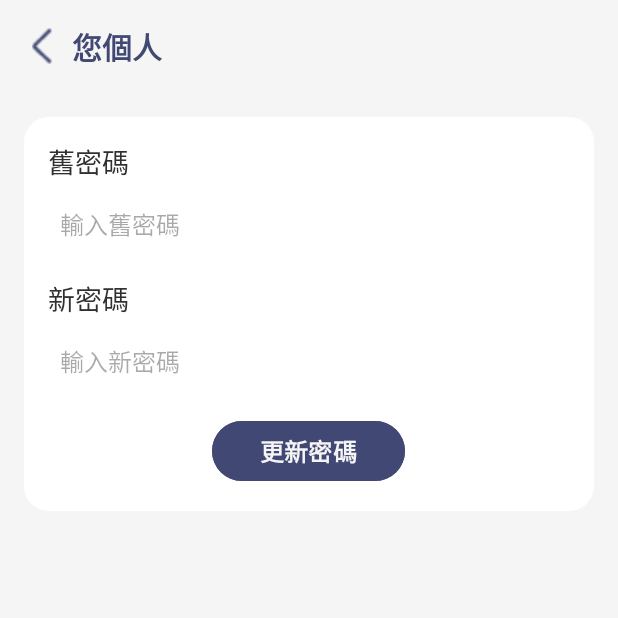
After one commit to DlsuMtStyle/HeartPoint, an Android app: the EditPasswordActivity screen opened directly, with no data from a screen before it, on a phone screen of 412 x 824 dp, the top half of it. The commit adds this screen. Run offline under Robolectric (Android 15) with nearby library versions, the phone set to English and light mode, and no system bars; our stand-ins replace Firebase (no records; nobody signed in at launch, a user with empty details on screens opened directly).

Commit message:
您個人的使用者修改功能、很多有的沒的小改、FragmentStore.kt 要重做

```diff
--- a/app/src/main/AndroidManifest.xml
+++ b/app/src/main/AndroidManifest.xml
@@ -9,6 +9,12 @@
         android:roundIcon="@mipmap/ic_launcher_round"
         android:supportsRtl="true"
         android:theme="@style/Theme.HeartPoint">
+        <activity
+            android:name=".EditPasswordActivity"
+            android:exported="false" />
+        <activity
+            android:name=".EditEmailActivity"
+            android:exported="false" />
         <activity
             android:name=".EditUserInfoActivity"
             android:exported="false" />
--- /dev/null
+++ b/app/src/main/java/com/example/heartpoint/EditPasswordActivity.kt
@@ -0,0 +1,103 @@
+package com.example.heartpoint
+
+import android.os.Bundle
+import android.widget.Button
+import android.widget.EditText
+import android.widget.ImageView
+import android.widget.Toast
+import androidx.appcompat.app.AppCompatActivity
+import com.google.firebase.auth.EmailAuthProvider
+import com.google.firebase.auth.FirebaseAuth
+import com.google.firebase.auth.FirebaseUser
+
+class EditPasswordActivity : AppCompatActivity() {
+
+    private lateinit var etOldPassword: EditText
+    private lateinit var etNewPassword: EditText
+    private lateinit var btnUpdatePassword: Button
+
+    // 取得 FirebaseAuth 實例
+    private val auth: FirebaseAuth = FirebaseAuth.getInstance()
+
+    override fun onCreate(savedInstanceState: Bundle?) {
+        super.onCreate(savedInstanceState)
+        setContentView(R.layout.activity_edit_password)
+
+        val btnBack: ImageView = findViewById(R.id.btn_back)
+        btnBack.setOnClickListener {
+            finish() // 返回到上一頁
+        }
+
+        etOldPassword = findViewById(R.id.et_old_password)
+        etNewPassword = findViewById(R.id.et_new_password)
+        btnUpdatePassword = findViewById(R.id.btn_update_password)
+
+        // 點擊「更新密碼」按鈕
+        btnUpdatePassword.setOnClickListener {
+            val oldPassword = etOldPassword.text.toString()
+            val newPassword = etNewPassword.text.toString()
+
+            if (oldPassword.isEmpty()) {
+                Toast.makeText(this, "請輸入舊密碼", Toast.LENGTH_SHORT).show()
+                return@setOnClickListener
+            }
+            if (newPassword.isEmpty()) {
+                Toast.makeText(this, "請輸入新密碼", Toast.LENGTH_SHORT).show()
+                return@setOnClickListener
+            }
+
+            val currentUser = auth.currentUser
+            if (currentUser == null) {
+                Toast.makeText(this, "使用者未登入", Toast.LENGTH_SHORT).show()
+                return@setOnClickListener
+            }
+
+            // 先透過舊密碼重新驗證使用者
+            reAuthenticateUser(currentUser, oldPassword) { reAuthSuccess ->
+                if (!reAuthSuccess) {
+                    Toast.makeText(this, "舊密碼錯誤，請重新輸入", Toast.LENGTH_SHORT).show()
+                } else {
+                    // 重新驗證成功，再更新新密碼
+                    updatePassword(currentUser, newPassword)
+                }
+            }
+        }
+    }
+
+    /**
+     * 使用舊密碼重新驗證使用者
+     */
+    private fun reAuthenticateUser(user: FirebaseUser, oldPassword: String, callback: (Boolean) -> Unit) {
+        val email = user.email
+        if (email.isNullOrEmpty()) {
+            callback(false)
+            return
+        }
+
+        val credential = EmailAuthProvider.getCredential(email, oldPassword)
+        user.reauthenticate(credential)
+            .addOnCompleteListener { task ->
+                callback(task.isSuccessful)
+            }
+    }
+
+    /**
+     * 更新新密碼
+     */
+    private fun updatePassword(user: FirebaseUser, newPassword: String) {
+        user.updatePassword(newPassword)
+            .addOnCompleteListener { task ->
+                if (task.isSuccessful) {
+                    Toast.makeText(this, "密碼更新成功", Toast.LENGTH_SHORT).show()
+                    // 更新完成後，回到上一頁
+                    finish()
+                } else {
+                    Toast.makeText(
+                        this,
+                        "更新密碼失敗：${task.exception?.message}",
+                        Toast.LENGTH_SHORT
+                    ).show()
+                }
+            }
+    }
+}
--- /dev/null
+++ b/app/src/main/res/drawable/edit_text_background.xml
@@ -0,0 +1,6 @@
+<?xml version="1.0" encoding="utf-8"?>
+<shape xmlns:android="http://schemas.android.com/apk/res/android">
+    <solid android:color="@color/mainwhite" />
+    <corners android:radius="8dp" />
+    <stroke android:width="1dp" android:color="@color/gray" />
+</shape>
--- /dev/null
+++ b/app/src/main/res/drawable/rounded_card_background.xml
@@ -0,0 +1,6 @@
+<?xml version="1.0" encoding="utf-8"?>
+<shape xmlns:android="http://schemas.android.com/apk/res/android">
+    <solid android:color="@color/mainwhite" />
+    <corners android:radius="16dp" />
+    <stroke android:width="1dp" android:color="@color/gray" />
+</shape>
--- /dev/null
+++ b/app/src/main/res/layout/activity_edit_password.xml
@@ -0,0 +1,102 @@
+<RelativeLayout xmlns:android="http://schemas.android.com/apk/res/android"
+    android:layout_width="match_parent"
+    android:layout_height="match_parent"
+    android:background="#F5F5F5">
+
+    <!-- 返回按鈕與標題 -->
+    <LinearLayout
+        android:id="@+id/header_layout"
+        android:layout_width="match_parent"
+        android:layout_height="wrap_content"
+        android:orientation="horizontal"
+        android:gravity="center_vertical"
+        android:padding="16dp">
+
+        <ImageView
+            android:id="@+id/btn_back"
+            android:layout_width="24dp"
+            android:layout_height="24dp"
+            android:src="@drawable/ic_back"
+            android:contentDescription="返回"
+            android:layout_marginEnd="8dp" />
+
+        <TextView
+            android:id="@+id/tv_title"
+            android:layout_width="wrap_content"
+            android:layout_height="wrap_content"
+            android:text="您個人"
+            android:textSize="20sp"
+            android:textStyle="bold"
+            android:textColor="#424874" />
+    </LinearLayout>
+
+    <!-- 卡片內容 -->
+    <LinearLayout
+        android:id="@+id/edit_card"
+        android:layout_width="match_parent"
+        android:layout_height="wrap_content"
+        android:orientation="vertical"
+        android:padding="16dp"
+        android:layout_margin="16dp"
+        android:background="@drawable/rounded_card_background"
+        android:backgroundTint="#FFF"
+        android:layout_below="@id/header_layout"
+        android:layout_centerHorizontal="true">
+
+        <TextView
+            android:id="@+id/tv_old_pw_title"
+            android:layout_width="wrap_content"
+            android:layout_height="wrap_content"
+            android:text="舊密碼"
+            android:textSize="18sp"
+            android:textColor="@color/black"
+            android:layout_marginBottom="8dp" />
+
+        <!-- 輸入框 -->
+        <EditText
+            android:id="@+id/et_old_password"
+            android:layout_width="match_parent"
+            android:layout_height="wrap_content"
+            android:hint="輸入舊密碼"
+            android:inputType="textPassword"
+            android:background="@android:color/transparent"
+            android:padding="8dp"
+            android:textSize="16sp"
+            android:layout_marginBottom="16dp" />
+
+        <TextView
+            android:id="@+id/tv_edit_pw_title"
+            android:layout_width="wrap_content"
+            android:layout_height="wrap_content"
+            android:text="新密碼"
+            android:textSize="18sp"
+            android:textColor="@color/black"
+            android:layout_marginBottom="8dp" />
+
+        <!-- 輸入框 -->
+        <EditText
+            android:id="@+id/et_new_password"
+            android:layout_width="match_parent"
+            android:layout_height="wrap_content"
+            android:hint="輸入新密碼"
+            android:inputType="textPassword"
+            android:background="@android:color/transparent"
+            android:padding="8dp"
+            android:textSize="16sp"
+            android:layout_marginBottom="16dp" />
+
+        <!-- 確認修改按鈕 -->
+        <Button
+            android:id="@+id/btn_update_password"
+            android:layout_width="wrap_content"
+            android:layout_height="wrap_content"
+            android:backgroundTint="#424874"
+            android:text="更新密碼"
+            android:textColor="@color/mainwhite"
+            android:textSize="16sp"
+            android:layout_gravity="center_horizontal"
+            android:paddingVertical="8dp"
+            android:paddingHorizontal="32dp"
+            android:textStyle="bold" />
+    </LinearLayout>
+</RelativeLayout>
--- a/app/src/main/res/layout/fragment_home.xml
+++ b/app/src/main/res/layout/fragment_home.xml
@@ -24,7 +24,7 @@
             android:textStyle="bold"
             android:layout_gravity="center_horizontal"
             android:layout_marginBottom="16dp"
-            android:layout_marginTop="10dp"
+            android:layout_marginTop="0dp"
             android:textColor="#424874" />
 
         <!-- 篩選按鈕區 -->
--- a/app/src/main/res/layout/fragment_search.xml
+++ b/app/src/main/res/layout/fragment_search.xml
@@ -15,7 +15,7 @@
         android:textStyle="bold"
         android:layout_gravity="center_horizontal"
         android:layout_marginBottom="16dp"
-        android:layout_marginTop="16dp"
+        android:layout_marginTop="30dp"
         android:textColor="#424874" />
 
     <!-- 搜索欄 -->
@@ -23,7 +23,7 @@
         android:id="@+id/et_search"
         android:layout_width="match_parent"
         android:layout_height="wrap_content"
-        android:hint="輸入關鍵字"
+        android:hint="  輸入關鍵字"
         android:imeOptions="actionSearch"
         android:inputType="text"
         android:background="@drawable/search_bar_background"
--- a/app/src/main/res/layout/fragment_user.xml
+++ b/app/src/main/res/layout/fragment_user.xml
@@ -18,7 +18,7 @@
             android:layout_height="wrap_content"
             android:layout_gravity="center_horizontal"
             android:layout_marginBottom="16dp"
-            android:layout_marginTop="16dp"
+            android:layout_marginTop="30dp"
             android:text="您個人"
             android:textColor="#424874"
             android:textSize="20sp"
```
Also changed, not shown: app/src/main/java/com/example/heartpoint/EditEmailActivity.kt (added, +132 -0 lines), app/src/main/java/com/example/heartpoint/EditUserInfoActivity.kt (+78 -8 lines), app/src/main/java/com/example/heartpoint/UserFragment.kt (+18 -0 lines), app/src/main/res/layout/activity_edit_email.xml (added, +103 -0 lines), app/src/main/res/layout/fragment_store.xml (+10 -14 lines).
